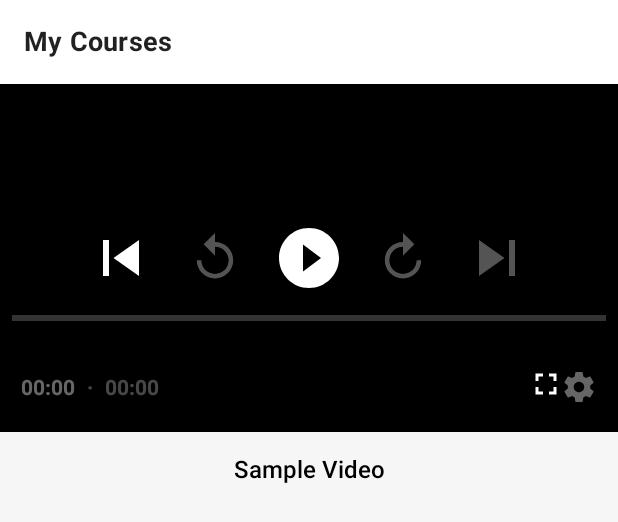
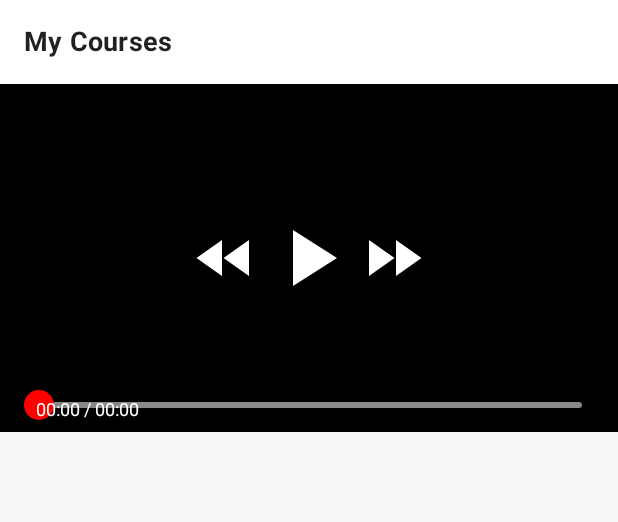
Before and after one commit to NgDucHieus/Kotlin_Game, an Android app built with Jetpack Compose: the @Preview function MyCoursesScreenPreview, on a phone screen of 412 x 824 dp. Shown: the top 522 px of the screen. Run offline under Robolectric (Android 15) with nearby library versions, the phone set to English and light mode, and no system bars.

Commit message:
New VIDEO PLAY UI

```diff
--- a/app/build.gradle.kts
+++ b/app/build.gradle.kts
@@ -50,6 +50,13 @@ android {
 }
 
 dependencies {
+    implementation ("androidx.compose.ui:ui:1.5.0") // Replace with the latest Compose version
+    implementation ("androidx.compose.material:material:1.5.0")
+    implementation ("androidx.compose.ui:ui-tooling-preview:1.5.0")
+    implementation ("androidx.activity:activity-compose:1.7.2")
+
+    implementation ("com.google.accompanist:accompanist-systemuicontroller:0.30.1")
+    implementation ("androidx.compose.material:material-icons-extended:1.5.0")
     implementation ("androidx.compose.material:material-icons-extended:1.0.0")
     implementation ("androidx.compose.ui:ui:1.5.1")
     implementation ("androidx.compose.material:material:1.5.1")
--- a/app/src/main/java/com/example/eco/screen/video_play/main_video.kt
+++ b/app/src/main/java/com/example/eco/screen/video_play/main_video.kt
@@ -2,7 +2,10 @@ package com.example.eco.screen.video_play
 
 import android.content.Context
 import androidx.annotation.OptIn
+import androidx.compose.animation.core.animateDpAsState
+import androidx.compose.animation.core.animateFloatAsState
 import androidx.compose.foundation.background
+import androidx.compose.foundation.clickable
 import androidx.compose.foundation.layout.*
 import androidx.compose.foundation.shape.RoundedCornerShape
 import androidx.compose.material.*
@@ -23,15 +26,37 @@ import androidx.media3.common.MediaItem
 import androidx.media3.common.util.UnstableApi
 import androidx.media3.exoplayer.ExoPlayer
 import androidx.media3.ui.PlayerView
-import com.example.eco.R
+
+
+import androidx.compose.material.Scaffold
+import androidx.compose.material.Text
+import androidx.compose.material.TopAppBar
+import androidx.compose.material.icons.filled.ArrowBack
+import androidx.compose.material.icons.filled.ClosedCaption
+import androidx.compose.material.icons.filled.FastForward
+import androidx.compose.material.icons.filled.FastRewind
+import androidx.media3.common.Player
+
+import androidx.compose.material.icons.filled.Pause
+import androidx.compose.material.icons.filled.PlayArrow
+import androidx.compose.material.icons.filled.Settings
+import androidx.compose.material.icons.filled.VolumeOff
+import androidx.compose.material.icons.filled.VolumeUp
+import kotlinx.coroutines.delay
+
+
+import androidx.compose.material.Icon
+import androidx.compose.material.IconButton
+import androidx.compose.material.Slider
+
+import androidx.compose.ui.draw.blur
+import androidx.compose.ui.graphics.graphicsLayer
 
 @OptIn(UnstableApi::class)
 @Composable
-fun VideoPlayerFromUrl(
+fun JetpackComposeVideoPlayerWithAnimatedBlur(
     context: Context,
-    videoUrl: String,
-    isFullScreen: Boolean,
-    onToggleFullScreen: () -> Unit
+    videoUrl: String
 ) {
     // Initialize ExoPlayer
     val exoPlayer = remember {
@@ -50,44 +75,157 @@ fun VideoPlayerFromUrl(
         }
     }
 
+    // State for playback control
+    var isPlaying by remember { mutableStateOf(false) }
+    var currentTime by remember { mutableStateOf(0L) }
+    var duration by remember { mutableStateOf(0L) }
+    var showUI by remember { mutableStateOf(true) }
+
+    // Blur animation state
+    val blurRadius by animateDpAsState(targetValue = if (showUI) 20.dp else 0.dp)
+
+    // Observing playback progress
+    LaunchedEffect(exoPlayer) {
+        exoPlayer.addListener(object : Player.Listener {
+            override fun onPlaybackStateChanged(state: Int) {
+                if (state == Player.STATE_READY) {
+                    duration = exoPlayer.duration
+                }
+            }
+        })
+
+        while (true) {
+            currentTime = exoPlayer.currentPosition
+            delay(1000)
+        }
+    }
+
+    // Auto-hide UI logic
+    LaunchedEffect(showUI) {
+        if (showUI) {
+            delay(3000) // Hide UI after 3 seconds
+            showUI = false
+        }
+    }
+
     // Video Player Layout
     Box(
         modifier = Modifier
             .fillMaxWidth()
-            .then(if (isFullScreen) Modifier.fillMaxHeight() else Modifier.aspectRatio(16f / 9f))
+            .aspectRatio(16f / 9f)
             .background(Color.Black)
+            .clickable {
+                showUI = true // Show UI on user interaction
+            }
     ) {
-        // AndroidView to display ExoPlayer's PlayerView
+        // PlayerView with blur effect
         AndroidView(
             factory = { ctx ->
                 PlayerView(ctx).apply {
                     player = exoPlayer
+                    useController = false // Disable default controls
                 }
             },
-            modifier = Modifier.fillMaxSize()
+            modifier = Modifier
+                .fillMaxSize()
+                .blur(blurRadius) // Apply animated blur
         )
 
-        // Bottom Bar with Expand/Collapse Button
+        // Center Playback Controls (Play, Pause, Skip)
+        if (showUI) {
+            Row(
+                modifier = Modifier
+                    .align(Alignment.Center)
+                    .padding(16.dp),
+                horizontalArrangement = Arrangement.SpaceAround,
+                verticalAlignment = Alignment.CenterVertically
+            ) {
+                // Skip Back Button
+                IconButton(
+                    onClick = {
+                        exoPlayer.seekTo((exoPlayer.currentPosition - 10000).coerceAtLeast(0)) // Skip back 10 seconds
+                    }
+                ) {
+                    Icon(
+                        imageVector = Icons.Default.FastRewind,
+                        contentDescription = "Skip Back 10 Seconds",
+                        tint = Color.White,
+                        modifier = Modifier.size(48.dp)
+                    )
+                }
+
+                // Play/Pause Button
+                IconButton(
+                    onClick = {
+                        if (isPlaying) {
+                            exoPlayer.pause()
+                        } else {
+                            exoPlayer.play()
+                        }
+                        isPlaying = !isPlaying
+                    }
+                ) {
+                    Icon(
+                        imageVector = if (isPlaying) Icons.Default.Pause else Icons.Default.PlayArrow,
+                        contentDescription = if (isPlaying) "Pause" else "Play",
+                        tint = Color.White,
+                        modifier = Modifier.size(64.dp)
+                    )
+                }
+
+                // Skip Forward Button
+                IconButton(
+                    onClick = {
+                        exoPlayer.seekTo((exoPlayer.currentPosition + 10000).coerceAtMost(duration)) // Skip forward 10 seconds
+                    }
+                ) {
+                    Icon(
+                        imageVector = Icons.Default.FastForward,
+                        contentDescription = "Skip Forward 10 Seconds",
+                        tint = Color.White,
+                        modifier = Modifier.size(48.dp)
+                    )
+                }
+            }
+        }
+
+        // Bottom Controls: Time Display and Progress Bar
+        if (showUI) {
             Box(
                 modifier = Modifier
+                    .fillMaxWidth()
                     .align(Alignment.BottomCenter)
+                    .padding(horizontal = 16.dp, vertical = 8.dp)
+            ) {
+                // Slider (Progress Bar)
+                Slider(
+                    value = if (duration > 0) currentTime.toFloat() / duration else 0f,
+                    onValueChange = { value ->
+                        exoPlayer.seekTo((value * duration).toLong()) // Seek to the new position
+                    },
+                    modifier = Modifier
                         .fillMaxWidth()
-                .background(Color.Black.copy(alpha = 0.6f)) // Semi-transparent background
-                .padding(8.dp)
-        ) {
+                        .height(8.dp),
+                    colors = SliderDefaults.colors(
+                        thumbColor = Color.Red,
+                        activeTrackColor = Color.Red,
+                        inactiveTrackColor = Color.Gray
+                    )
+                )
+
+                // Time Display (Above the Progress Bar)
                 Row(
                     modifier = Modifier
                         .fillMaxWidth()
-                    .padding(horizontal = 16.dp),
-                verticalAlignment = Alignment.CenterVertically,
-                horizontalArrangement = Arrangement.End
+                        .align(Alignment.TopStart)
+                        .padding(horizontal = 8.dp),
+                    horizontalArrangement = Arrangement.SpaceBetween
                 ) {
-                // Expand/Collapse Button
-                IconButton(onClick = { onToggleFullScreen() }) {
-                    Icon(
-                        imageVector = if (isFullScreen) Icons.Filled.FullscreenExit else Icons.Filled.Fullscreen,
-                        contentDescription = if (isFullScreen) "Exit Full Screen" else "Full Screen",
-                        tint = Color.White
+                    // Current Time
+                    Text(
+                        text = "${formatTime(currentTime)} / ${formatTime(duration)}",
+                        color = Color.White,
+                        fontSize = 12.sp
                     )
                 }
             }
@@ -95,22 +233,25 @@ fun VideoPlayerFromUrl(
     }
 }
 
+// Helper function to format time in mm:ss
+fun formatTime(milliseconds: Long): String {
+    val totalSeconds = milliseconds / 1000
+    val minutes = totalSeconds / 60
+    val seconds = totalSeconds % 60
+    return String.format("%02d:%02d", minutes, seconds)
+}
+
 @Composable
 fun MyCoursesScreen() {
     val context = LocalContext.current
 
-    // State to manage full-screen mode
-    var isFullScreen by remember { mutableStateOf(false) }
-
     Scaffold(
         topBar = {
-            if (!isFullScreen) { // Hide the top bar in full-screen mode
             TopAppBar(
                 title = { Text("My Courses", fontSize = 18.sp, fontWeight = FontWeight.Bold) },
                 backgroundColor = Color.White,
                 elevation = 0.dp
             )
-            }
         },
         content = { padding ->
             Column(
@@ -120,28 +261,16 @@ fun MyCoursesScreen() {
                     .background(Color(0xFFF6F6F6)),
                 horizontalAlignment = Alignment.CenterHorizontally
             ) {
-                // Video Player
-                VideoPlayerFromUrl(
+                // Custom Video Player
+                JetpackComposeVideoPlayerWithAnimatedBlur(
                     context = context,
-                    videoUrl = "https://firebasestorage.googleapis.com/v0/b/clouds-caafc.appspot.com/o/raw_sample.mp4?alt=media&token=b6d74115-7bb6-4dcb-9ab2-02a7fa0baa8a",
-                    isFullScreen = isFullScreen,
-                    onToggleFullScreen = { isFullScreen = !isFullScreen }
+                    videoUrl = "https://firebasestorage.googleapis.com/v0/b/clouds-caafc.appspot.com/o/raw_sample.mp4?alt=media&token=b6d74115-7bb6-4dcb-9ab2-02a7fa0baa8a"
                 )
-
-                if (!isFullScreen) {
-                    // Optional text to show video title or description
-                    Text(
-                        text = "Sample Video",
-                        modifier = Modifier.padding(16.dp),
-                        fontSize = 16.sp,
-                        fontWeight = FontWeight.Medium,
-                        color = Color.Black
-                    )
-                }
             }
         }
     )
 }
+
 
 @Preview(showBackground = true)
 @Composable
```
Lines whose indentation alone changed are shown as unchanged.
